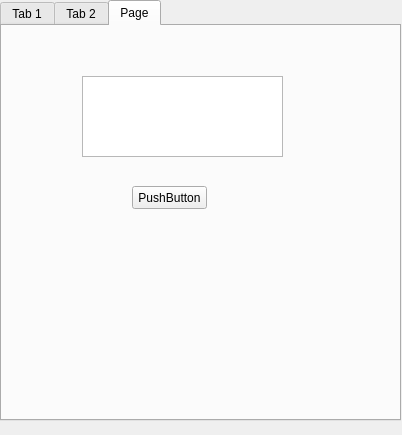
Qt form mainwindow.ui (EngineeringLibrary/fuzzyLogic) before a commit.
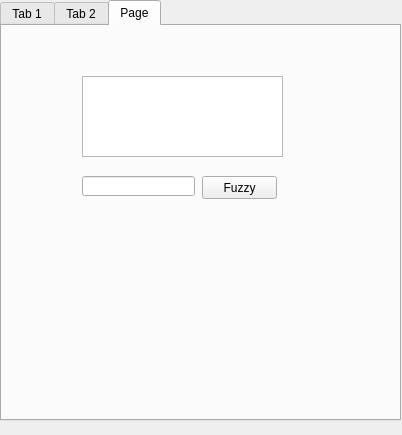
The same form after that commit.

Commit message:
Fuzzy "Completo"
Faltam testes exaustivos, correção de bugs...
Estimo que esteja a 90%

Patch:
```diff
--- a/mainwindow.ui
+++ b/mainwindow.ui
@@ -209,14 +209,14 @@
      <widget class="QPushButton" name="pushButton">
       <property name="geometry">
        <rect>
-        <x>130</x>
-        <y>160</y>
+        <x>200</x>
+        <y>150</y>
         <width>75</width>
         <height>23</height>
        </rect>
       </property>
       <property name="text">
-       <string>PushButton</string>
+       <string>Fuzzy</string>
       </property>
      </widget>
      <widget class="QTextEdit" name="textEdit">
@@ -229,6 +229,16 @@
        </rect>
       </property>
      </widget>
+     <widget class="QLineEdit" name="lineEdit">
+      <property name="geometry">
+       <rect>
+        <x>80</x>
+        <y>150</y>
+        <width>113</width>
+        <height>20</height>
+       </rect>
+      </property>
+     </widget>
     </widget>
    </widget>
   </widget>
```
The commit also changes 13 other files.
